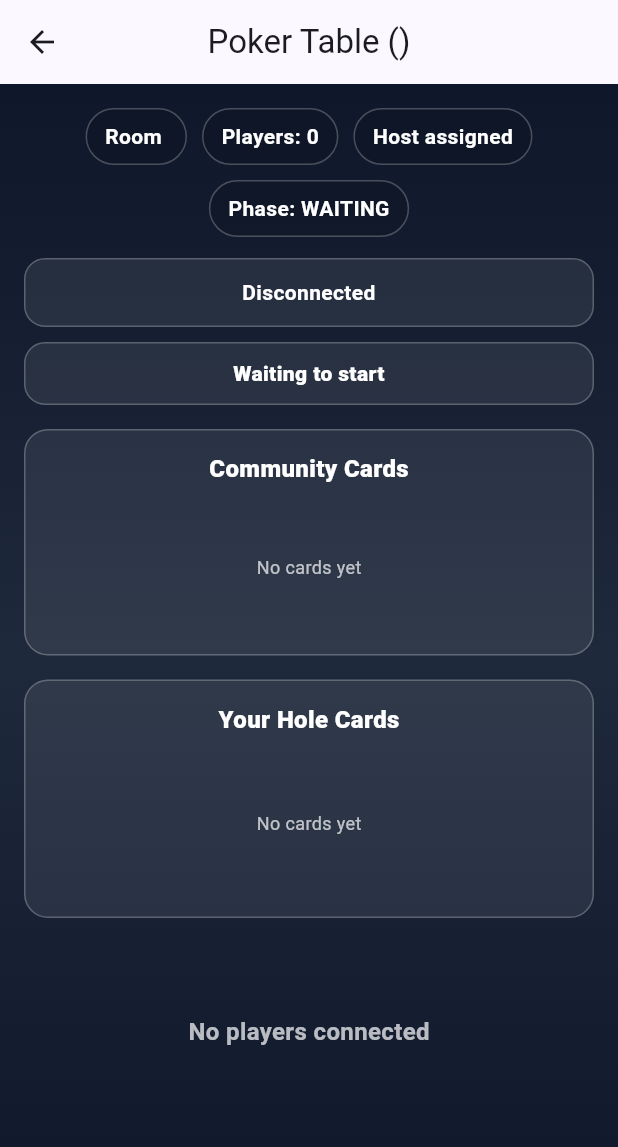
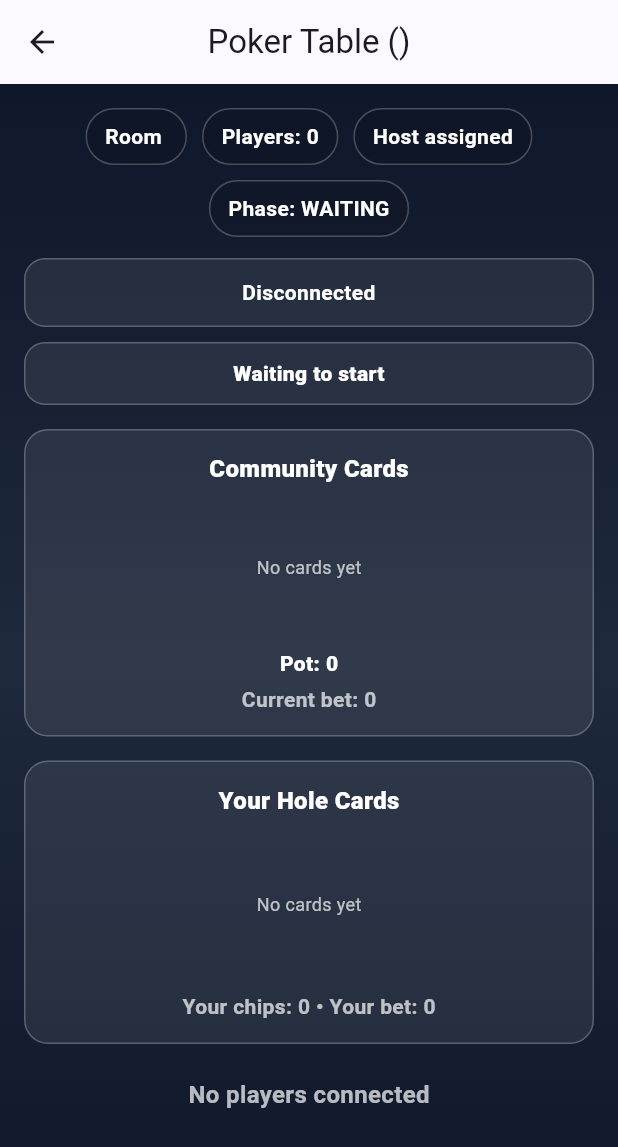
Before and after one commit to keith-doyle/keiths-casino, a Flutter app: the PokerTableScreen screen opened directly with empty values, on a phone screen of 412 x 824 dp. Shown: the top 1147 px of the screen. Run offline on Flutter 3.47's test engine with Material 3 defaults, Android fonts, the phone set to English and light mode, and no system bars; our stand-ins replace cloud_firestore, firebase_auth, firebase_core; accounts and stored records are empty; network calls fail.

Commit message:
Add betting system and pot tracking to Poker
Added player chip balances, current bet values and shared pot state
Implemented call, raise, check and fold actions with backend validation
Updated Poker table state payload to include betting information
Updated PokerTableScreen to display pot, bets and betting controls

```diff
--- a/lib/screens/poker_table_screen.dart
+++ b/lib/screens/poker_table_screen.dart
@@ -34,6 +34,8 @@ class _PokerTableScreenState extends State<PokerTableScreen> {
   bool _busy = true;
   bool _gameStarted = false;
   String _phase = 'waiting';
+  int _pot = 0;
+  int _currentBet = 0;
 
   @override
   void initState() {
@@ -95,6 +97,8 @@ class _PokerTableScreenState extends State<PokerTableScreen> {
             _status = (msg["status"] ?? "Connected").toString();
             _gameStarted = (msg["game_started"] ?? false) as bool;
             _phase = (msg["phase"] ?? "waiting").toString();
+            _pot = ((msg["pot"] ?? 0) as num).toInt();
+            _currentBet = ((msg["current_bet"] ?? 0) as num).toInt();
             _busy = false;
           });
           return;
@@ -135,15 +139,18 @@ class _PokerTableScreenState extends State<PokerTableScreen> {
   }
 
   List<String> get _myCards => List<String>.from(_myPlayer?["cards"] ?? []);
+  int get _myChips => (((_myPlayer?["chips"] ?? 0) as num).toInt());
+  int get _myCurrentBet => (((_myPlayer?["current_bet"] ?? 0) as num).toInt());
 
   String _phaseLabel() {
     return _phase.toUpperCase();
   }
 
-  void _sendAction(String action) {
+  void _sendAction(String action, {int amount = 0}) {
     _ws.sendJson({
       "type": "action",
       "action": action,
+      "amount": amount,
     });
   }
 
@@ -227,10 +234,15 @@ class _PokerTableScreenState extends State<PokerTableScreen> {
     final folded = (player["folded"] ?? false) as bool;
     final acted = (player["has_acted_this_round"] ?? false) as bool;
     final cardCount = ((player["card_count"] ?? 0) as num).toInt();
+    final chips = ((player["chips"] ?? 0) as num).toInt();
+    final currentBet = ((player["current_bet"] ?? 0) as num).toInt();
 
-    String subtitle = folded ? 'Folded' : 'Cards: $cardCount';
+    String subtitle = folded
+        ? 'Folded • Chips: $chips'
+        : 'Cards: $cardCount • Chips: $chips • Bet: $currentBet';
+
     if (!folded && acted && _gameStarted) {
-      subtitle = 'Acted • Cards: $cardCount';
+      subtitle = 'Acted • Cards: $cardCount • Chips: $chips • Bet: $currentBet';
     }
 
     return Card(
@@ -308,11 +320,18 @@ class _PokerTableScreenState extends State<PokerTableScreen> {
     }
 
     if (_isMyTurn) {
-      return Row(
+      final canCheck = _currentBet == _myCurrentBet;
+      final raiseAmount = _currentBet + 50;
+      final canRaise = _myChips >= (raiseAmount - _myCurrentBet);
+      final canCall = _myChips >= (_currentBet - _myCurrentBet);
+
+      return Column(
+        children: [
+          Row(
             children: [
               Expanded(
                 child: FilledButton.icon(
-              onPressed: _busy ? null : () => _sendAction('check'),
+                  onPressed: _busy || !canCheck ? null : () => _sendAction('check'),
                   icon: const Icon(Icons.check),
                   label: const Text('Check'),
                 ),
@@ -320,10 +339,34 @@ class _PokerTableScreenState extends State<PokerTableScreen> {
               const SizedBox(width: 12),
               Expanded(
                 child: FilledButton.icon(
+                  onPressed: _busy || !canCall ? null : () => _sendAction('call'),
+                  icon: const Icon(Icons.call_made),
+                  label: const Text('Call'),
+                ),
+              ),
+            ],
+          ),
+          const SizedBox(height: 12),
+          Row(
+            children: [
+              Expanded(
+                child: FilledButton.icon(
                   onPressed: _busy ? null : () => _sendAction('fold'),
                   icon: const Icon(Icons.close),
                   label: const Text('Fold'),
                 ),
+              ),
+              const SizedBox(width: 12),
+              Expanded(
+                child: FilledButton.icon(
+                  onPressed: _busy || !canRaise
+                      ? null
+                      : () => _sendAction('raise', amount: raiseAmount),
+                  icon: const Icon(Icons.arrow_upward),
+                  label: Text('Raise to $raiseAmount'),
+                ),
+              ),
+            ],
           ),
         ],
       );
@@ -453,6 +496,22 @@ class _PokerTableScreenState extends State<PokerTableScreen> {
                           overlap: 24,
                         ),
                       ),
+                      const SizedBox(height: 10),
+                      Text(
+                        'Pot: $_pot',
+                        style: const TextStyle(
+                          color: Colors.white,
+                          fontWeight: FontWeight.w800,
+                        ),
+                      ),
+                      const SizedBox(height: 4),
+                      Text(
+                        'Current bet: $_currentBet',
+                        style: const TextStyle(
+                          color: Colors.white70,
+                          fontWeight: FontWeight.w700,
+                        ),
+                      ),
                     ],
                   ),
                 ),
@@ -483,6 +542,14 @@ class _PokerTableScreenState extends State<PokerTableScreen> {
                           cardWidth: 64,
                           cardHeight: 96,
                           overlap: 30,
+                        ),
+                      ),
+                      const SizedBox(height: 10),
+                      Text(
+                        'Your chips: $_myChips • Your bet: $_myCurrentBet',
+                        style: const TextStyle(
+                          color: Colors.white70,
+                          fontWeight: FontWeight.w700,
                         ),
                       ),
                     ],
```
Also changed, not shown: 2 other files. Lines whose indentation alone changed are shown as unchanged.
